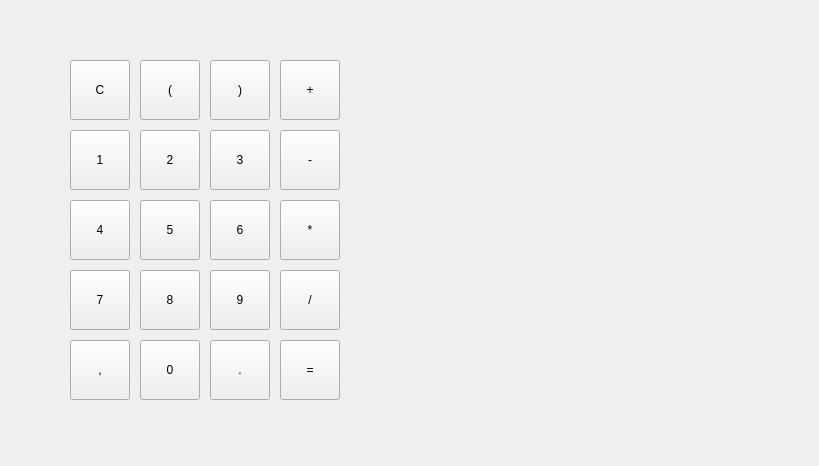
dammmueller-calculator/calculator, file ui/views/InputModul/InputModul.ui: the form before one commit.
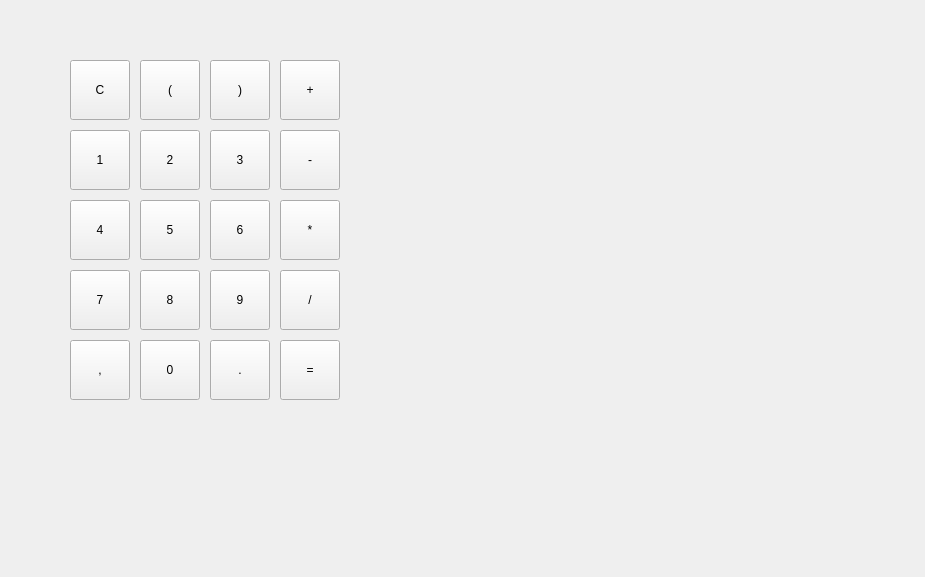
The form after the commit.

Commit message: Update -> InputModule -> QT Design

The edit to the form file:
```diff
--- a/ui/views/InputModul/InputModul.ui
+++ b/ui/views/InputModul/InputModul.ui
@@ -6,8 +6,8 @@
    <rect>
     <x>0</x>
     <y>0</y>
-    <width>819</width>
-    <height>466</height>
+    <width>925</width>
+    <height>577</height>
    </rect>
   </property>
   <property name="windowTitle">
```
Left out of the diff: 107 changed lines with no effect on the pictures. The commit also changes 1 other file.
